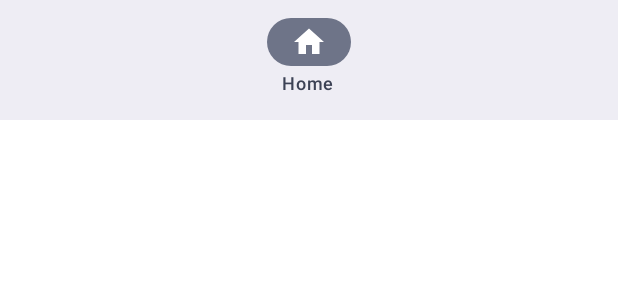
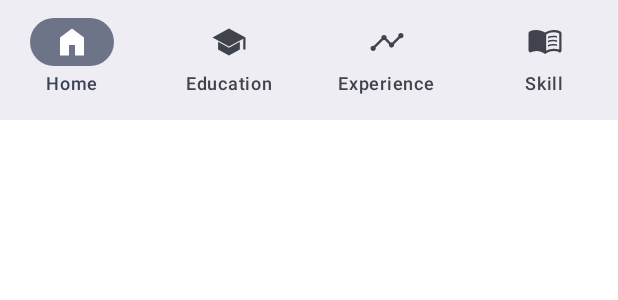
Before and after one commit to chanchai134/resume-android, an Android app built with Jetpack Compose: the @Preview function BottomNavigationPreview, on a phone screen of 412 x 824 dp. Shown: the top 300 px of the screen. Run offline under Robolectric (Android 15) with nearby library versions, the phone set to English and light mode, and no system bars.

Commit message:
add pages

```diff
--- /dev/null
+++ b/app/src/main/java/chanchai134/resume/ui/SkillScreen.kt
@@ -0,0 +1,20 @@
+package chanchai134.resume.ui
+
+import android.content.res.Configuration
+import androidx.compose.runtime.Composable
+import androidx.compose.ui.Modifier
+import androidx.compose.ui.tooling.preview.Preview
+import chanchai134.resume.ui.theme.ResumeandroidTheme
+
+@Composable
+fun SkillScreen(modifier: Modifier = Modifier) {
+}
+
+@Preview("Light", showBackground = true)
+@Preview("Dark", showBackground = true, uiMode = Configuration.UI_MODE_NIGHT_YES)
+@Composable
+fun SkillScreenPreview() {
+    ResumeandroidTheme {
+        SkillScreen()
+    }
+}
--- a/app/src/main/java/chanchai134/resume/ui/navigation/BottomNavigation.kt
+++ b/app/src/main/java/chanchai134/resume/ui/navigation/BottomNavigation.kt
@@ -1,13 +1,19 @@
 package chanchai134.resume.ui.navigation
 
+import android.content.res.Configuration
+import androidx.compose.foundation.layout.aspectRatio
+import androidx.compose.foundation.layout.width
 import androidx.compose.material3.Icon
 import androidx.compose.material3.NavigationBar
 import androidx.compose.material3.NavigationBarItem
 import androidx.compose.material3.Text
 import androidx.compose.runtime.Composable
 import androidx.compose.ui.Modifier
+import androidx.compose.ui.res.dimensionResource
+import androidx.compose.ui.res.painterResource
 import androidx.compose.ui.res.stringResource
 import androidx.compose.ui.tooling.preview.Preview
+import chanchai134.resume.R
 import chanchai134.resume.ui.theme.ResumeandroidTheme
 
 @Composable
@@ -23,7 +29,15 @@ fun BottomNavigation(
             val selected = selectedMenu.route == it.route
 
             NavigationBarItem(
-                icon = { Icon(it.icon, contentDescription = label) },
+                icon = {
+                    Icon(
+                        painter = painterResource(it.icon),
+                        contentDescription = label,
+                        modifier = Modifier
+                            .width(dimensionResource(R.dimen.icon))
+                            .aspectRatio(1f)
+                    )
+                },
                 label = { Text(label) },
                 selected = selected,
                 onClick = { if(!selected) navigate(it) }
@@ -32,7 +46,8 @@ fun BottomNavigation(
     }
 }
 
-@Preview(showBackground = true)
+@Preview("Light", showBackground = true)
+@Preview("Dark", showBackground = true, uiMode = Configuration.UI_MODE_NIGHT_YES)
 @Composable
 fun BottomNavigationPreview() {
     ResumeandroidTheme {
--- a/app/src/main/java/chanchai134/resume/ui/navigation/Destination.kt
+++ b/app/src/main/java/chanchai134/resume/ui/navigation/Destination.kt
@@ -1,17 +1,18 @@
 package chanchai134.resume.ui.navigation
 
+import androidx.annotation.DrawableRes
 import androidx.annotation.StringRes
-import androidx.compose.material.icons.Icons
-import androidx.compose.material.icons.filled.Home
-import androidx.compose.ui.graphics.vector.ImageVector
 import chanchai134.resume.R
 
 enum class Destination(
     val route: String,
     @StringRes val label: Int,
-    val icon: ImageVector
+    @DrawableRes val icon: Int
 ) {
-    Home("home", R.string.home_title, Icons.Filled.Home);
+    Home("home", R.string.home_title, R.drawable.ic_home),
+    Education("education", R.string.education_title, R.drawable.ic_education),
+    Experience("experience", R.string.experience_title, R.drawable.ic_exp),
+    Skill("skill", R.string.skill_title, R.drawable.ic_skill);
 
     companion object {
         val allDestinations = values()
--- a/app/src/main/java/chanchai134/resume/ui/navigation/ResumeNavigationGraph.kt
+++ b/app/src/main/java/chanchai134/resume/ui/navigation/ResumeNavigationGraph.kt
@@ -3,7 +3,11 @@ package chanchai134.resume.ui.navigation
 import androidx.navigation.NavGraphBuilder
 import androidx.navigation.compose.composable
 import chanchai134.resume.ui.HomeScreen
+import chanchai134.resume.ui.SkillScreen
 
 fun NavGraphBuilder.ResumeNavigationGraph() {
     composable(route = Destination.Home.route) { HomeScreen() }
+    composable(route = Destination.Education.route) { SkillScreen() }
+    composable(route = Destination.Experience.route) { SkillScreen() }
+    composable(route = Destination.Skill.route) { SkillScreen() }
 }
--- /dev/null
+++ b/app/src/main/res/drawable/ic_education.xml
@@ -0,0 +1,9 @@
+<vector xmlns:android="http://schemas.android.com/apk/res/android"
+    android:width="48dp"
+    android:height="48dp"
+    android:viewportWidth="960"
+    android:viewportHeight="960">
+  <path
+      android:fillColor="@android:color/white"
+      android:pathData="M860,677L860,395L479,600L40,360L479,120L920,360L920,677L860,677ZM479,840L189,681L189,471L479,630L769,471L769,681L479,840Z"/>
+</vector>
--- /dev/null
+++ b/app/src/main/res/drawable/ic_exp.xml
@@ -0,0 +1,11 @@
+<vector xmlns:android="http://schemas.android.com/apk/res/android"
+    xmlns:tools="http://schemas.android.com/tools"
+    android:width="48dp"
+    android:height="48dp"
+    android:viewportWidth="960"
+    android:viewportHeight="960">
+  <path
+      android:fillColor="@android:color/white"
+      android:pathData="M109.91,720Q81,720 60.5,699.41Q40,678.82 40,649.91Q40,621 60.49,600.5Q80.99,580 109.77,580Q115,580 120,580.5Q125,581 133,583L333,383Q331,375 330.5,370Q330,365 330,359.77Q330,330.99 350.59,310.49Q371.18,290 400.09,290Q429,290 449.5,310.63Q470,331.27 470,360.24Q470,362 467,383L577,493Q585,491 590,490.5Q595,490 600,490Q605,490 610,490.5Q615,491 623,493L783,333Q781,325 780.5,320Q780,315 780,309.77Q780,280.99 800.59,260.49Q821.18,240 850.09,240Q879,240 899.5,260.59Q920,281.18 920,310.09Q920,339 899.51,359.5Q879.01,380 850.23,380Q845,380 840,379.5Q835,379 827,377L667,537Q669,545 669.5,550Q670,555 670,560.23Q670,589.01 649.41,609.51Q628.82,630 599.91,630Q571,630 550.5,609.51Q530,589.01 530,560.23Q530,555 530.5,550Q531,545 533,537L423,427Q415,429 410,429.5Q405,430 399.75,430Q398,430 377,427L177,627Q179,635 179.5,640Q180,645 180,650.23Q180,679.01 159.41,699.51Q138.82,720 109.91,720Z"
+      tools:ignore="VectorPath" />
+</vector>
--- /dev/null
+++ b/app/src/main/res/drawable/ic_home.xml
@@ -0,0 +1,9 @@
+<vector xmlns:android="http://schemas.android.com/apk/res/android"
+    android:width="48dp"
+    android:height="48dp"
+    android:viewportWidth="960"
+    android:viewportHeight="960">
+  <path
+      android:fillColor="@android:color/white"
+      android:pathData="M160,840L160,360L480,120L800,360L800,840L560,840L560,560L400,560L400,840L160,840Z"/>
+</vector>
--- /dev/null
+++ b/app/src/main/res/drawable/ic_skill.xml
@@ -0,0 +1,11 @@
+<vector xmlns:android="http://schemas.android.com/apk/res/android"
+    xmlns:tools="http://schemas.android.com/tools"
+    android:width="48dp"
+    android:height="48dp"
+    android:viewportWidth="960"
+    android:viewportHeight="960">
+  <path
+      android:fillColor="@android:color/white"
+      android:pathData="M560,386L560,338Q593,324 627.5,317Q662,310 700,310Q726,310 751,314Q776,318 800,324L800,368Q776,359 751.5,354.5Q727,350 700,350Q662,350 627,359.5Q592,369 560,386ZM560,606L560,557Q593,543.5 627.5,536.75Q662,530 700,530Q726,530 751,534Q776,538 800,544L800,588Q776,579 751.5,574.5Q727,570 700,570Q662,570 627,579Q592,588 560,606ZM560,496L560,448Q593,434 627.5,427Q662,420 700,420Q726,420 751,424Q776,428 800,434L800,478Q776,469 751.5,464.5Q727,460 700,460Q662,460 627,469.5Q592,479 560,496ZM512,710Q562,685 610,672.5Q658,660 712,660Q750,660 790.5,666Q831,672 860,682Q860,682 860,682Q860,682 860,682L860,253Q860,253 860,253Q860,253 860,253Q826,236 788.18,228Q750.35,220 712,220Q658,220 607.5,236.5Q557,253 512,283L512,710ZM482,800Q431,762 371,741.5Q311,721 248,721Q211.46,721 176.23,730Q141,739 106,752Q82.9,763 61.45,749Q40,735 40,709L40,246Q40,231 47,218.5Q54,206 68,199Q110,179 155.5,169.5Q201,160 248,160Q311,160 370.5,177Q430,194 482,229Q533,194 591.5,177Q650,160 712,160Q759.18,160 804.09,169.5Q849,179 891,199Q905,206 912.5,218.5Q920,231 920,246L920,709Q920,736.89 897.5,751.45Q875,766 853,752Q819,738 783.77,729.5Q748.54,721 712,721Q649,721 591,742Q533,763 482,800Z"
+      tools:ignore="VectorPath" />
+</vector>
--- a/app/src/main/res/values/strings.xml
+++ b/app/src/main/res/values/strings.xml
@@ -1,5 +1,8 @@
 <resources>
     <string name="app_name" translatable="false">Resume</string>
     <string name="home_title">Home</string>
+    <string name="skill_title">Skill</string>
+    <string name="education_title">Education</string>
+    <string name="experience_title">Experience</string>
     <string name="greetings">"This is a portfolio resume application. It shows some part of my android skill but not all capability I can do."</string>
 </resources>
```
Also changed, not shown: 1 other file.
